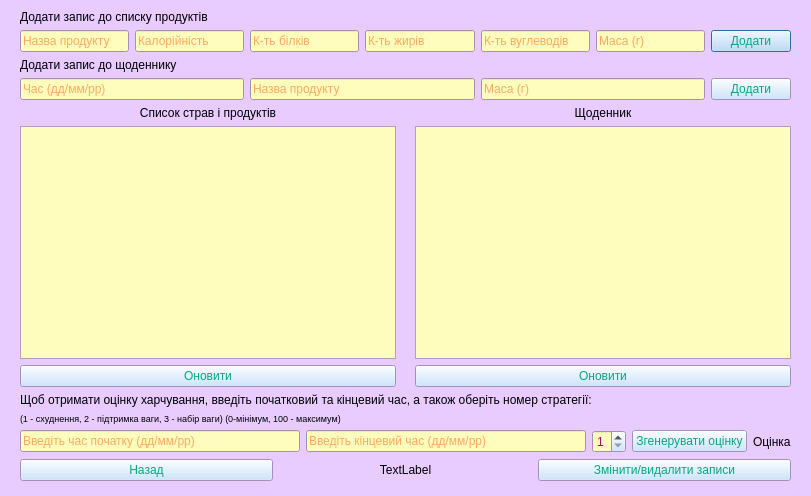
Above: foodform.ui from Stalkeroid13/Health_statistic before the change. Below: the same form after it.
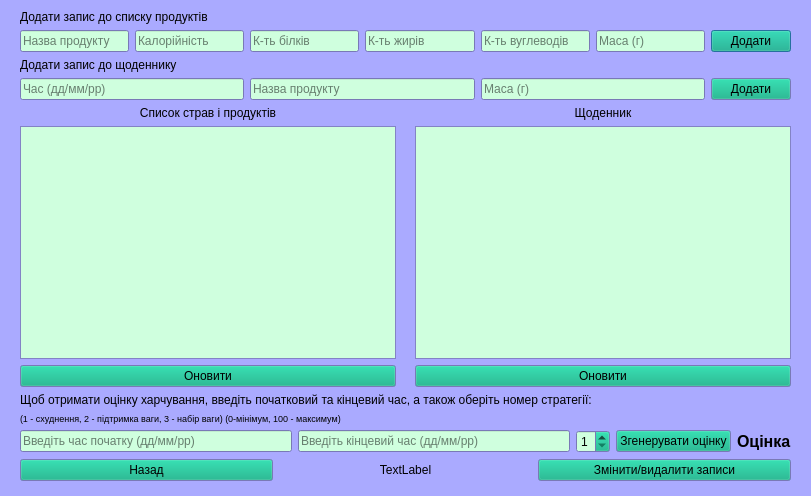
That is the form after the change.

```diff
--- a/foodform.ui
+++ b/foodform.ui
@@ -16,18 +16,18 @@
      <colorrole role="Button">
       <brush brushstyle="SolidPattern">
        <color alpha="255">
-        <red>192</red>
-        <green>222</green>
-        <blue>255</blue>
+        <red>0</red>
+        <green>170</green>
+        <blue>127</blue>
        </color>
       </brush>
      </colorrole>
      <colorrole role="Light">
       <brush brushstyle="SolidPattern">
        <color alpha="255">
-        <red>0</red>
-        <green>0</green>
-        <blue>127</blue>
+        <red>255</red>
+        <green>255</green>
+        <blue>255</blue>
        </color>
       </brush>
      </colorrole>
@@ -36,25 +36,25 @@
        <color alpha="255">
         <red>255</red>
         <green>255</green>
-        <blue>0</blue>
+        <blue>255</blue>
        </color>
       </brush>
      </colorrole>
      <colorrole role="Dark">
       <brush brushstyle="SolidPattern">
        <color alpha="255">
-        <red>85</red>
-        <green>85</green>
-        <blue>127</blue>
+        <red>211</red>
+        <green>204</green>
+        <blue>209</blue>
        </color>
       </brush>
      </colorrole>
      <colorrole role="Text">
       <brush brushstyle="SolidPattern">
        <color alpha="255">
-        <red>170</red>
+        <red>0</red>
         <green>0</green>
-        <blue>127</blue>
+        <blue>0</blue>
        </color>
       </brush>
      </colorrole>
@@ -62,8 +62,8 @@
       <brush brushstyle="SolidPattern">
        <color alpha="255">
         <red>0</red>
-        <green>85</green>
-        <blue>127</blue>
+        <green>0</green>
+        <blue>0</blue>
        </color>
       </brush>
      </colorrole>
@@ -71,25 +71,25 @@
       <brush brushstyle="SolidPattern">
        <color alpha="255">
         <red>0</red>
-        <green>170</green>
-        <blue>127</blue>
+        <green>0</green>
+        <blue>0</blue>
        </color>
       </brush>
      </colorrole>
      <colorrole role="Base">
       <brush brushstyle="SolidPattern">
        <color alpha="255">
-        <red>255</red>
-        <green>253</green>
-        <blue>189</blue>
+        <red>207</red>
+        <green>255</green>
+        <blue>222</blue>
        </color>
       </brush>
      </colorrole>
      <colorrole role="Window">
       <brush brushstyle="SolidPattern">
        <color alpha="255">
-        <red>232</red>
-        <green>203</green>
+        <red>170</red>
+        <green>170</green>
         <blue>255</blue>
        </color>
       </brush>
@@ -97,16 +97,16 @@
      <colorrole role="HighlightedText">
       <brush brushstyle="SolidPattern">
        <color alpha="255">
-        <red>170</red>
-        <green>170</green>
-        <blue>127</blue>
+        <red>255</red>
+        <green>255</green>
+        <blue>255</blue>
        </color>
       </brush>
      </colorrole>
      <colorrole role="AlternateBase">
       <brush brushstyle="SolidPattern">
        <color alpha="255">
-        <red>85</red>
+        <red>255</red>
         <green>255</green>
         <blue>255</blue>
        </color>
@@ -115,8 +115,8 @@
      <colorrole role="PlaceholderText">
       <brush brushstyle="SolidPattern">
        <color alpha="128">
-        <red>255</red>
-        <green>85</green>
+        <red>0</red>
+        <green>0</green>
         <blue>0</blue>
        </color>
       </brush>
@@ -126,18 +126,18 @@
      <colorrole role="Button">
       <brush brushstyle="SolidPattern">
        <color alpha="255">
-        <red>192</red>
-        <green>222</green>
-        <blue>255</blue>
+        <red>0</red>
+        <green>170</green>
+        <blue>127</blue>
        </color>
       </brush>
      </colorrole>
      <colorrole role="Light">
       <brush brushstyle="SolidPattern">
        <color alpha="255">
-        <red>0</red>
-        <green>0</green>
-        <blue>127</blue>
+        <red>255</red>
+        <green>255</green>
+        <blue>255</blue>
        </color>
       </brush>
      </colorrole>
@@ -146,25 +146,25 @@
        <color alpha="255">
         <red>255</red>
         <green>255</green>
-        <blue>0</blue>
+        <blue>255</blue>
        </color>
       </brush>
      </colorrole>
      <colorrole role="Dark">
       <brush brushstyle="SolidPattern">
        <color alpha="255">
-        <red>85</red>
-        <green>85</green>
-        <blue>127</blue>
+        <red>211</red>
+        <green>204</green>
+        <blue>209</blue>
        </color>
       </brush>
      </colorrole>
      <colorrole role="Text">
       <brush brushstyle="SolidPattern">
        <color alpha="255">
-        <red>170</red>
+        <red>0</red>
         <green>0</green>
-        <blue>127</blue>
+        <blue>0</blue>
        </color>
       </brush>
      </colorrole>
@@ -172,8 +172,8 @@
       <brush brushstyle="SolidPattern">
        <color alpha="255">
         <red>0</red>
-        <green>85</green>
-        <blue>127</blue>
+        <green>0</green>
+        <blue>0</blue>
        </color>
       </brush>
      </colorrole>
@@ -181,25 +181,25 @@
       <brush brushstyle="SolidPattern">
        <color alpha="255">
         <red>0</red>
-        <green>170</green>
-        <blue>127</blue>
+        <green>0</green>
+        <blue>0</blue>
        </color>
       </brush>
      </colorrole>
      <colorrole role="Base">
       <brush brushstyle="SolidPattern">
        <color alpha="255">
-        <red>255</red>
-        <green>253</green>
-        <blue>189</blue>
+        <red>207</red>
+        <green>255</green>
+        <blue>222</blue>
        </color>
       </brush>
      </colorrole>
      <colorrole role="Window">
       <brush brushstyle="SolidPattern">
        <color alpha="255">
-        <red>232</red>
-        <green>203</green>
+        <red>170</red>
+        <green>170</green>
         <blue>255</blue>
        </color>
       </brush>
@@ -207,16 +207,16 @@
      <colorrole role="HighlightedText">
       <brush brushstyle="SolidPattern">
        <color alpha="255">
-        <red>170</red>
-        <green>170</green>
-        <blue>127</blue>
+        <red>255</red>
+        <green>255</green>
+        <blue>255</blue>
        </color>
       </brush>
      </colorrole>
      <colorrole role="AlternateBase">
       <brush brushstyle="SolidPattern">
        <color alpha="255">
-        <red>85</red>
+        <red>255</red>
         <green>255</green>
         <blue>255</blue>
        </color>
@@ -225,8 +225,8 @@
      <colorrole role="PlaceholderText">
       <brush brushstyle="SolidPattern">
        <color alpha="128">
-        <red>255</red>
-        <green>85</green>
+        <red>0</red>
+        <green>0</green>
         <blue>0</blue>
        </color>
       </brush>
@@ -236,27 +236,27 @@
      <colorrole role="WindowText">
       <brush brushstyle="SolidPattern">
        <color alpha="255">
-        <red>85</red>
-        <green>85</green>
-        <blue>127</blue>
+        <red>211</red>
+        <green>204</green>
+        <blue>209</blue>
        </color>
       </brush>
      </colorrole>
      <colorrole role="Button">
       <brush brushstyle="SolidPattern">
        <color alpha="255">
-        <red>192</red>
-        <green>222</green>
-        <blue>255</blue>
+        <red>0</red>
+        <green>170</green>
+        <blue>127</blue>
        </color>
       </brush>
      </colorrole>
      <colorrole role="Light">
       <brush brushstyle="SolidPattern">
        <color alpha="255">
-        <red>0</red>
-        <green>0</green>
-        <blue>127</blue>
+        <red>255</red>
+        <green>255</green>
+        <blue>255</blue>
        </color>
       </brush>
      </colorrole>
@@ -265,25 +265,25 @@
        <color alpha="255">
         <red>255</red>
         <green>255</green>
-        <blue>0</blue>
+        <blue>255</blue>
        </color>
       </brush>
      </colorrole>
      <colorrole role="Dark">
       <brush brushstyle="SolidPattern">
        <color alpha="255">
-        <red>85</red>
-        <green>85</green>
-        <blue>127</blue>
+        <red>211</red>
+        <green>204</green>
+        <blue>209</blue>
        </color>
       </brush>
      </colorrole>
      <colorrole role="Text">
       <brush brushstyle="SolidPattern">
        <color alpha="255">
-        <red>85</red>
-        <green>85</green>
-        <blue>127</blue>
+        <red>211</red>
+        <green>204</green>
+        <blue>209</blue>
        </color>
       </brush>
      </colorrole>
@@ -291,25 +291,25 @@
       <brush brushstyle="SolidPattern">
        <color alpha="255">
         <red>0</red>
-        <green>85</green>
-        <blue>127</blue>
+        <green>0</green>
+        <blue>0</blue>
        </color>
       </brush>
      </colorrole>
      <colorrole role="ButtonText">
       <brush brushstyle="SolidPattern">
        <color alpha="255">
-        <red>85</red>
-        <green>85</green>
-        <blue>127</blue>
+        <red>211</red>
+        <green>204</green>
+        <blue>209</blue>
        </color>
       </brush>
      </colorrole>
      <colorrole role="Base">
       <brush brushstyle="SolidPattern">
        <color alpha="255">
-        <red>232</red>
-        <green>203</green>
+        <red>170</red>
+        <green>170</green>
         <blue>255</blue>
        </color>
       </brush>
@@ -317,8 +317,8 @@
      <colorrole role="Window">
       <brush brushstyle="SolidPattern">
        <color alpha="255">
-        <red>232</red>
-        <green>203</green>
+        <red>170</red>
+        <green>170</green>
         <blue>255</blue>
        </color>
       </brush>
@@ -326,16 +326,16 @@
      <colorrole role="HighlightedText">
       <brush brushstyle="SolidPattern">
        <color alpha="255">
-        <red>170</red>
-        <green>170</green>
-        <blue>127</blue>
+        <red>255</red>
+        <green>255</green>
+        <blue>255</blue>
        </color>
       </brush>
      </colorrole>
      <colorrole role="AlternateBase">
       <brush brushstyle="SolidPattern">
        <color alpha="255">
-        <red>85</red>
+        <red>255</red>
         <green>255</green>
         <blue>255</blue>
        </color>
@@ -344,8 +344,8 @@
      <colorrole role="PlaceholderText">
       <brush brushstyle="SolidPattern">
        <color alpha="128">
-        <red>255</red>
-        <green>85</green>
+        <red>0</red>
+        <green>0</green>
         <blue>0</blue>
        </color>
       </brush>
@@ -579,6 +579,12 @@
       </item>
       <item>
        <widget class="QLabel" name="label_5">
+        <property name="font">
+         <font>
+          <pointsize>12</pointsize>
+          <bold>true</bold>
+         </font>
+        </property>
         <property name="text">
          <string>Оцінка</string>
         </property>
```
